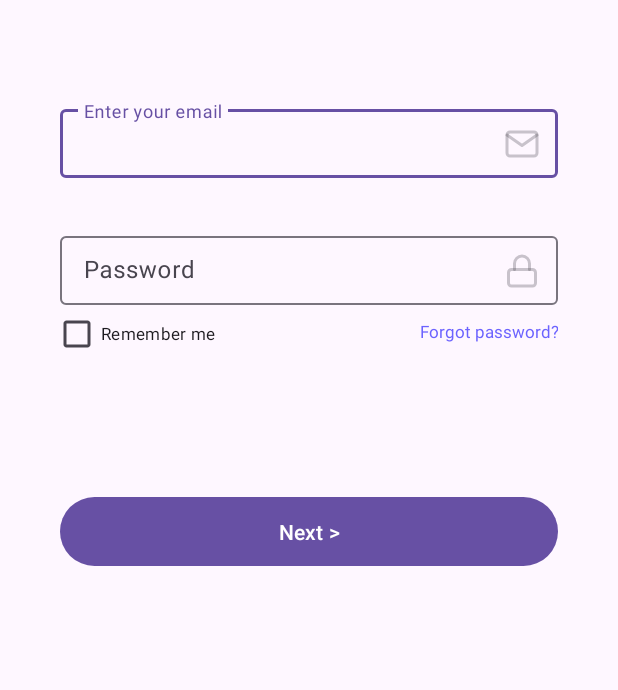
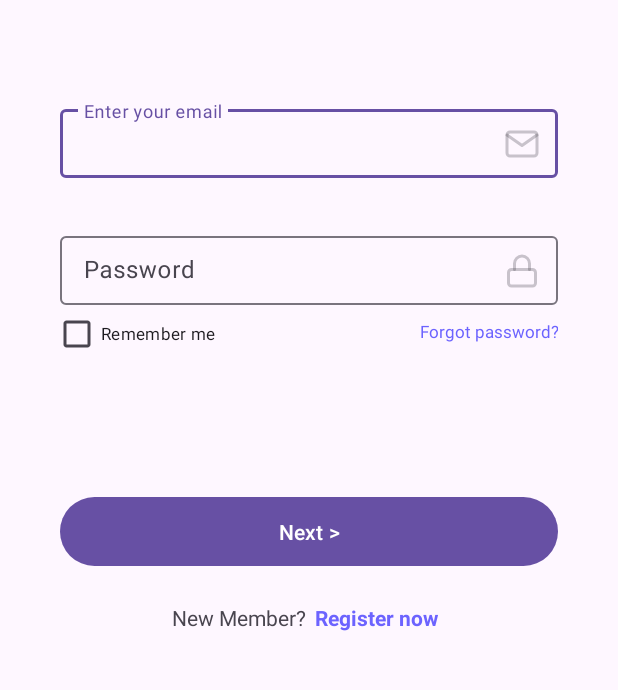
Before and after one commit to serkan-bayram/ma-assignment, an Android app: the screen it shows after launch (SignInActivity), on a phone screen of 412 x 824 dp, the part 479-1169 px from its top. Run offline under Robolectric (Android 15) with nearby library versions, the phone set to English and light mode, and no system bars.

Commit message:
Add register now text

```diff
--- a/app/src/main/res/layout/sign_in_activity.xml
+++ b/app/src/main/res/layout/sign_in_activity.xml
@@ -127,5 +127,33 @@
         app:layout_constraintStart_toStartOf="@+id/logo"
         app:layout_constraintTop_toTopOf="@+id/logo" />
 
+    <TextView
+        android:id="@+id/newMemberText"
+        android:layout_width="wrap_content"
+        android:layout_height="22dp"
+        android:text="@string/new_member_text"
+        android:textSize="14sp"
+        app:layout_constraintBottom_toBottomOf="parent"
+        app:layout_constraintEnd_toEndOf="parent"
+        app:layout_constraintHorizontal_bias="0.356"
+        app:layout_constraintStart_toStartOf="parent"
+        app:layout_constraintTop_toBottomOf="@+id/nextButton"
+        app:layout_constraintVertical_bias="0.206" />
+
+    <TextView
+        android:id="@+id/registerNowText"
+        android:layout_width="wrap_content"
+        android:layout_height="22dp"
+        android:text="@string/register_now_text"
+        android:textSize="14sp"
+        android:textColor="#6C63FF"
+        android:textStyle="bold"
+        app:layout_constraintBottom_toBottomOf="parent"
+        app:layout_constraintEnd_toEndOf="parent"
+        app:layout_constraintHorizontal_bias="0.046"
+        app:layout_constraintStart_toEndOf="@+id/newMemberText"
+        app:layout_constraintTop_toBottomOf="@+id/nextButton"
+        app:layout_constraintVertical_bias="0.206" />
+
 
 </androidx.constraintlayout.widget.ConstraintLayout>
--- a/app/src/main/res/values/strings.xml
+++ b/app/src/main/res/values/strings.xml
@@ -7,9 +7,10 @@
     <string name="forgot_password_button">Forgot password?</string>
     <string name="next_button">Next ></string>
     <string name="logo">Logo</string>
-
     <string name="welcome_text_heading">Welcome back</string>
     <string name="welcome_text_sub_heading">sign in to access your account</string>
+    <string name="new_member_text">New Member?</string>
+    <string name="register_now_text">Register now</string>
 
 
     <string name="mail_icon_content_description">Mail Icon</string>
```
